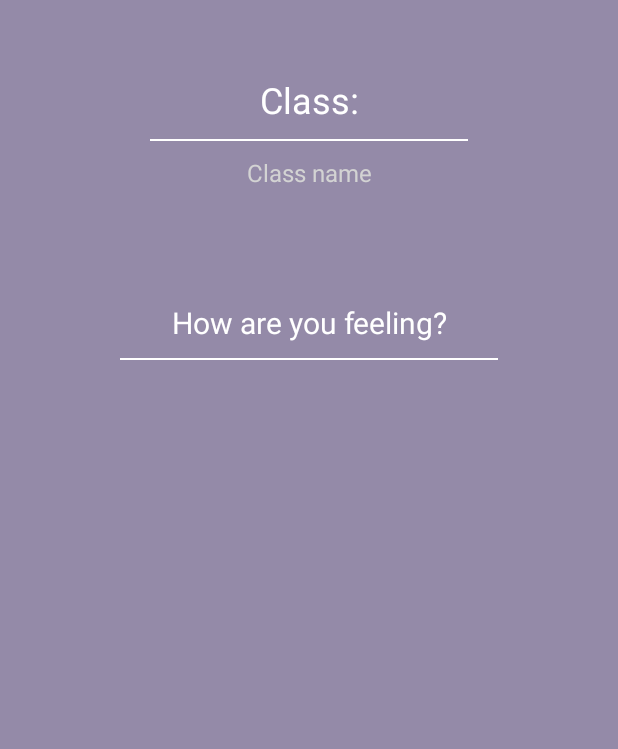
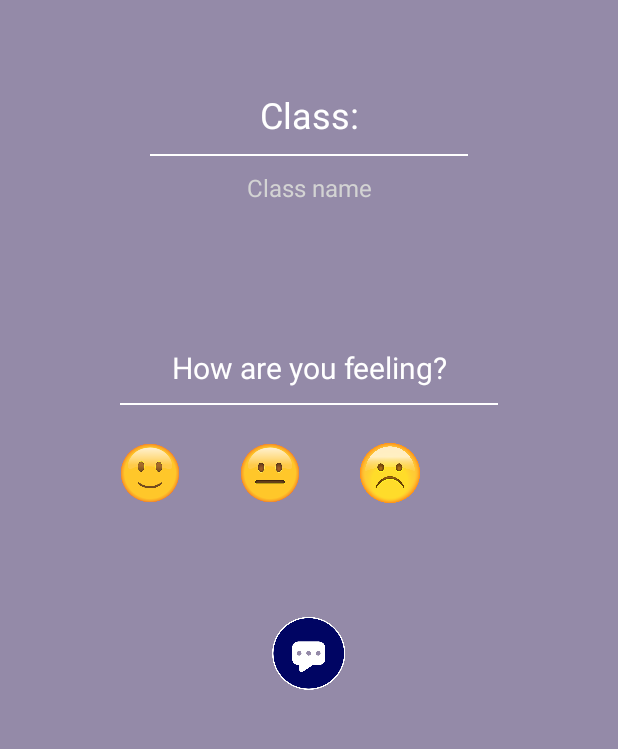
Before and after one commit to Tyrese919/Bit-Feeling, an Android app: the FeelingsActivity screen opened directly, with no data from a screen before it, on a phone screen of 412 x 824 dp, the part 225-974 px from its top. Run offline under Robolectric (Android 15) with nearby library versions, the phone set to English and light mode, and no system bars; Roboto replaces fonts that are not available here.

Commit message:
Feelings Page done
Done with the Feelings page, next thing is making the result version.

```diff
--- a/App/app/src/main/AndroidManifest.xml
+++ b/App/app/src/main/AndroidManifest.xml
@@ -4,7 +4,7 @@
 
     <application
         android:allowBackup="true"
-        android:icon="@mipmap/ic_launcher"
+        android:icon="@drawable/bitmoodlogo"
         android:label="@string/app_name"
         android:roundIcon="@mipmap/ic_launcher_round"
         android:supportsRtl="true"
@@ -17,6 +17,7 @@
             </intent-filter>
         </activity>
         <activity android:name=".FeelingsActivity" />
+        <activity android:name=".ResultAcitivity" />
         <meta-data
             android:name="preloaded_fonts"
             android:resource="@array/preloaded_fonts" />
--- a/App/app/src/main/java/com/example/android/bitfeeling/FeelingsActivity.java
+++ b/App/app/src/main/java/com/example/android/bitfeeling/FeelingsActivity.java
@@ -1,6 +1,9 @@
 package com.example.android.bitfeeling;
 
+import android.content.Intent;
 import android.os.Bundle;
+import android.view.View;
+import android.widget.ImageView;
 
 import androidx.appcompat.app.AppCompatActivity;
 
@@ -9,5 +12,33 @@ public class FeelingsActivity extends AppCompatActivity {
     protected void onCreate(Bundle savedInstanceState) {
         super.onCreate(savedInstanceState);
         setContentView(R.layout.feelings_activity);
+
+        ImageView happyfeeling = (ImageView) findViewById(R.id.happyfeeling);
+        ImageView neutralfeeling = (ImageView) findViewById(R.id.neutralfeeling);
+        ImageView sadfeeling = (ImageView) findViewById(R.id.sadfeeling);
+
+        happyfeeling.setOnClickListener(new View.OnClickListener() {
+            @Override
+            public void onClick(View v) {
+                Intent intent = new Intent(FeelingsActivity.this, ResultAcitivity.class);
+                startActivity(intent);
+            }
+        });
+
+        neutralfeeling.setOnClickListener(new View.OnClickListener() {
+            @Override
+            public void onClick(View v) {
+                Intent intent = new Intent(FeelingsActivity.this, ResultAcitivity.class);
+                startActivity(intent);
+            }
+        });
+
+        sadfeeling.setOnClickListener(new View.OnClickListener() {
+            @Override
+            public void onClick(View v) {
+                Intent intent = new Intent(FeelingsActivity.this, ResultAcitivity.class);
+                startActivity(intent);
+            }
+        });
     }
 }
--- a/App/app/src/main/res/layout/feelings_activity.xml
+++ b/App/app/src/main/res/layout/feelings_activity.xml
@@ -25,7 +25,7 @@
     </LinearLayout>
 
     <TextView
-        android:layout_marginTop="50dp"
+        android:layout_marginTop="60dp"
         android:gravity="center_horizontal"
         android:layout_width="match_parent"
         android:layout_height="wrap_content"
@@ -53,7 +53,7 @@
     <TextView
         android:textSize="20sp"
         android:textColor="@color/bitWhite"
-        android:layout_marginTop="75dp"
+        android:layout_marginTop="95dp"
         android:layout_width="match_parent"
         android:layout_height="wrap_content"
         android:text="How are you feeling?"
@@ -67,4 +67,39 @@
         android:layout_height="1dp"
         android:background="#ffffff" />
 
+    <LinearLayout
+        android:layout_marginTop="25dp"
+        android:layout_width="wrap_content"
+        android:layout_height="wrap_content"
+        android:orientation="horizontal" >
+
+    <ImageView
+        android:id="@+id/happyfeeling"
+        android:layout_marginLeft="80dp"
+        android:layout_width="40dp"
+        android:layout_height="40dp"
+        android:src="@drawable/happy_emoji" />
+
+    <ImageView
+        android:id="@+id/neutralfeeling"
+        android:layout_marginLeft="40dp"
+        android:layout_width="40dp"
+        android:layout_height="40dp"
+        android:src="@drawable/neutral_emoji"/>
+
+    <ImageView
+        android:id="@+id/sadfeeling"
+        android:layout_marginLeft="40dp"
+        android:layout_width="40dp"
+        android:layout_height="40dp"
+        android:src="@drawable/sad_emoji" />
+
+    </LinearLayout>
+
+    <ImageView
+        android:layout_marginTop="75dp"
+        android:layout_gravity="center_horizontal"
+        android:layout_width="50dp"
+        android:layout_height="50dp"
+        android:src="@drawable/chatimage" />
 </LinearLayout>
```
Also changed, not shown: App/app/src/main/java/com/example/android/bitfeeling/ResultAcitivity.java (added, +13 -0 lines), App/app/src/main/res/layout/result_activity.xml (added, +7 -0 lines), App/app/src/main/res/drawable-v24/bitmoodlogo.png (added), App/app/src/main/res/drawable-v24/chatimage.png (added), App/app/src/main/res/drawable-v24/happy_emoji.png (added), App/app/src/main/res/drawable-v24/neutral_emoji.png (added), App/app/src/main/res/drawable-v24/sad_emoji.png (added).
